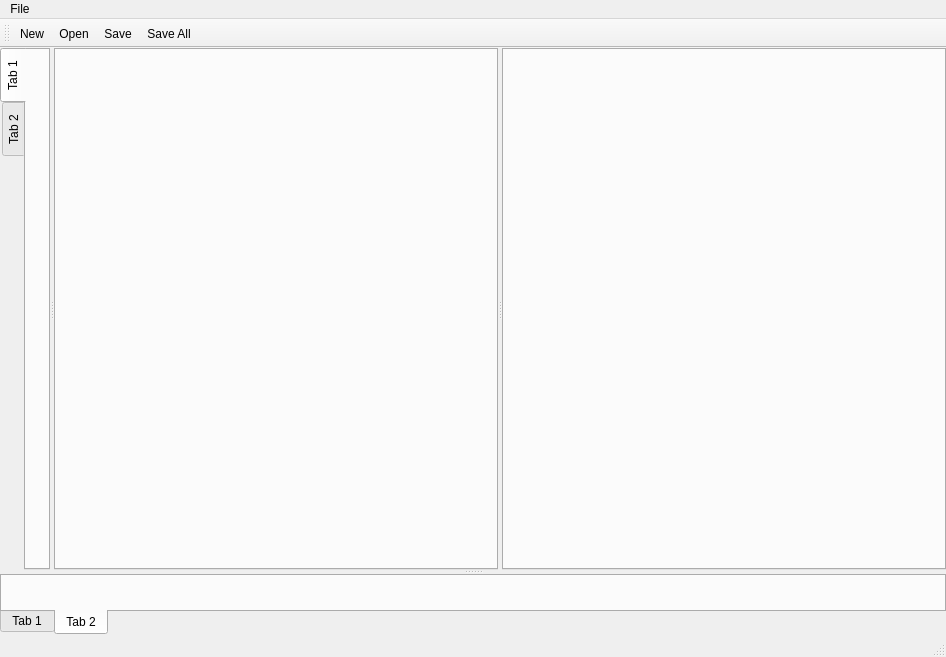
Above: RedPandaIDE/mainwindow.ui from royqh1979/RedPanda-CPP before the change. Below: the same form after it.
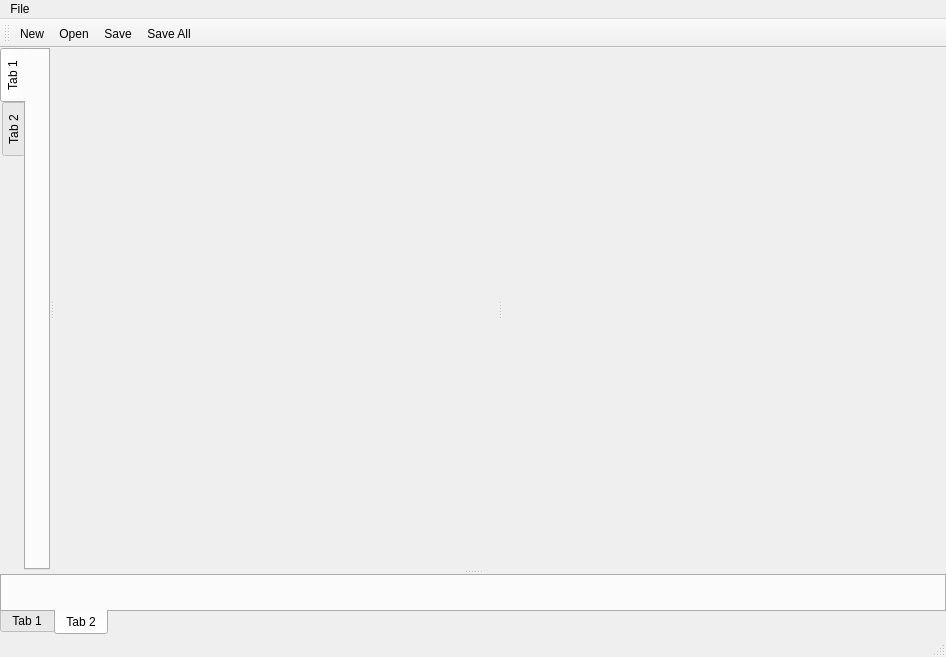
That is the form after the change. Icons and pictures are not drawn.

Patch:
```diff
--- a/RedPandaIDE/mainwindow.ui
+++ b/RedPandaIDE/mainwindow.ui
@@ -115,17 +115,29 @@
                <property name="currentIndex">
                 <number>-1</number>
                </property>
+               <property name="documentMode">
+                <bool>true</bool>
+               </property>
                <property name="tabsClosable">
                 <bool>true</bool>
                </property>
+               <property name="movable">
+                <bool>true</bool>
+               </property>
               </widget>
               <widget class="QTabWidget" name="EditorTabsRight">
                <property name="enabled">
                 <bool>true</bool>
                </property>
+               <property name="documentMode">
+                <bool>true</bool>
+               </property>
                <property name="tabsClosable">
                 <bool>true</bool>
                </property>
+               <property name="movable">
+                <bool>true</bool>
+               </property>
               </widget>
              </widget>
             </item>
```
